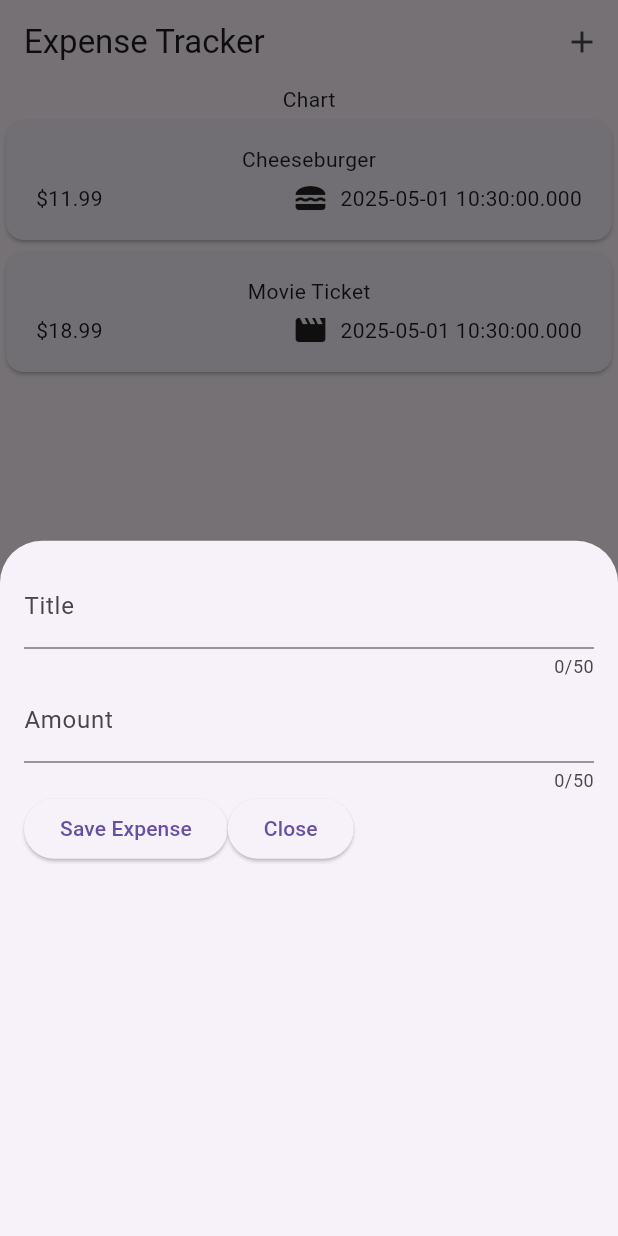
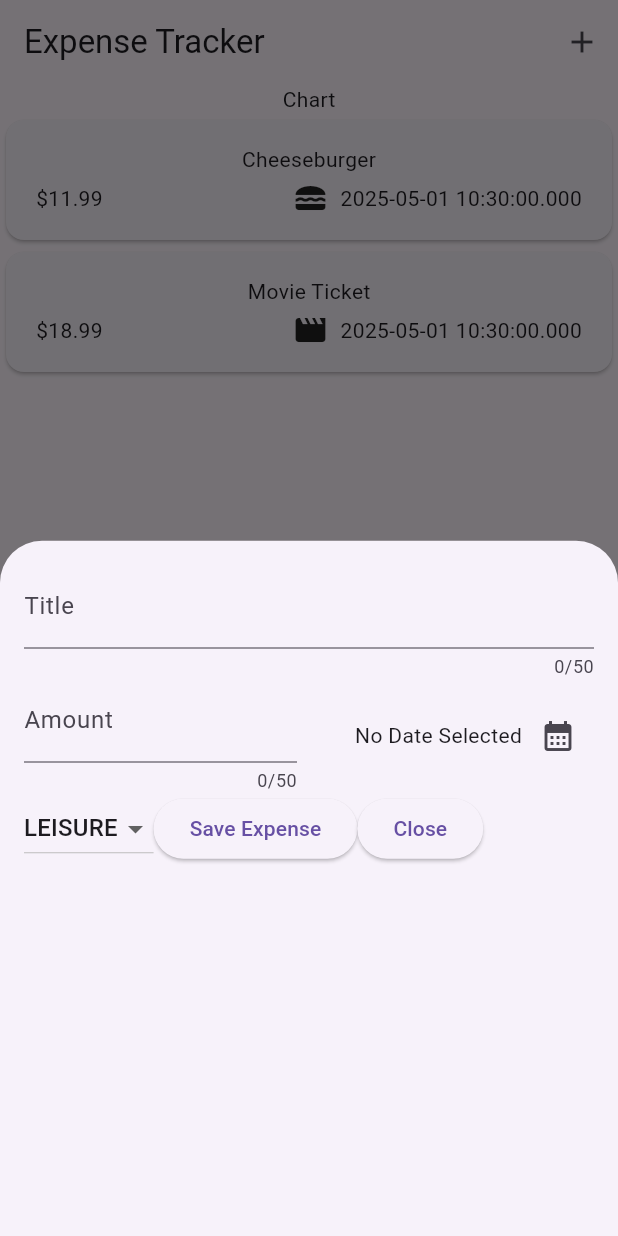
Before and after one commit to JerryWeng/expense_tracker, a Flutter app: the screen it shows after launch, after a tap on the "add" icon, on a phone screen of 412 x 824 dp. Run offline on Flutter 3.47's test engine with Material 3 defaults, Android fonts, the phone set to English and light mode, and no system bars.

Commit message:
date and category selection

```diff
--- a/lib/model/expense.dart
+++ b/lib/model/expense.dart
@@ -1,8 +1,19 @@
+import 'package:flutter/material.dart';
 import 'package:uuid/uuid.dart';
+import 'package:intl/intl.dart';
 
 const uuid = Uuid();
 
+final formatter = DateFormat.yMd();
+
 enum Category { food, travel, leisure, work }
+
+const categoryIcons = {
+  Category.food: Icons.lunch_dining,
+  Category.travel: Icons.flight_takeoff,
+  Category.leisure: Icons.movie,
+  Category.work: Icons.work
+};
 
 class Expense {
   Expense({
@@ -17,4 +28,8 @@ class Expense {
   final double amount;
   final DateTime date;
   final Category category;
+
+  String get formattedDate {
+    return formatter.format(date);
+  }
 }
--- a/lib/widgets/new_expense.dart
+++ b/lib/widgets/new_expense.dart
@@ -1,11 +1,14 @@
+import 'package:expense_tracker/model/expense.dart';
 import 'package:flutter/material.dart';
+import 'package:intl/intl.dart';
+
+final formatter = DateFormat.yMd();
 
 class NewExpense extends StatefulWidget {
   const NewExpense({super.key});
 
   @override
   State<NewExpense> createState() {
-    // TODO: implement createState
     return _NewExpenseState();
   }
 }
@@ -13,12 +16,27 @@ class NewExpense extends StatefulWidget {
 class _NewExpenseState extends State<NewExpense> {
   final _titleController = TextEditingController();
   final _amountController = TextEditingController();
+  DateTime? _selectedDate;
+  Category _selectedCategory = Category.leisure;
 
   @override
   void dispose() {
     _titleController.dispose();
     _amountController.dispose();
     super.dispose();
+  }
+
+  void _presentDatePicker() async {
+    final now = DateTime.now();
+    final firstDate = DateTime(now.year - 1, now.month, now.day);
+    final pickedDate = await showDatePicker(
+        context: context,
+        initialDate: now,
+        firstDate: firstDate,
+        lastDate: now);
+    setState(() {
+      _selectedDate = pickedDate;
+    });
   }
 
   @override
@@ -49,14 +67,53 @@ class _NewExpenseState extends State<NewExpense> {
                   maxLength: 50,
                   keyboardType: TextInputType.name,
                   decoration: InputDecoration(
+                    prefixText: '\$',
                     label: Text('Amount'),
                   ),
+                ),
+              ),
+              const SizedBox(width: 16),
+              Expanded(
+                child: Row(
+                  mainAxisAlignment: MainAxisAlignment.end,
+                  crossAxisAlignment: CrossAxisAlignment.center,
+                  children: [
+                    Text(
+                      _selectedDate == null
+                          ? 'No Date Selected'
+                          : formatter.format(_selectedDate!),
+                    ),
+                    IconButton(
+                      onPressed: _presentDatePicker,
+                      icon: Icon(Icons.calendar_month),
+                    ),
+                  ],
                 ),
               ),
             ],
           ),
           Row(
             children: [
+              DropdownButton(
+                  value: _selectedCategory,
+                  items: Category.values
+                      .map(
+                        (category) => DropdownMenuItem(
+                          value: category,
+                          child: Text(
+                            category.name.toUpperCase(),
+                          ),
+                        ),
+                      )
+                      .toList(),
+                  onChanged: (value) {
+                    if (value == null) {
+                      return;
+                    }
+                    setState(() {
+                      _selectedCategory = value;
+                    });
+                  }),
               ElevatedButton(
                 onPressed: () {
                   print(_titleController.text);
--- a/pubspec.yaml
+++ b/pubspec.yaml
@@ -35,6 +35,7 @@ dependencies:
   # Use with the CupertinoIcons class for iOS style icons.
   cupertino_icons: ^1.0.8
   uuid: ^4.5.1
+  intl: ^0.20.2
 
 dev_dependencies:
   flutter_test:
```
Also changed, not shown: pubspec.lock.
